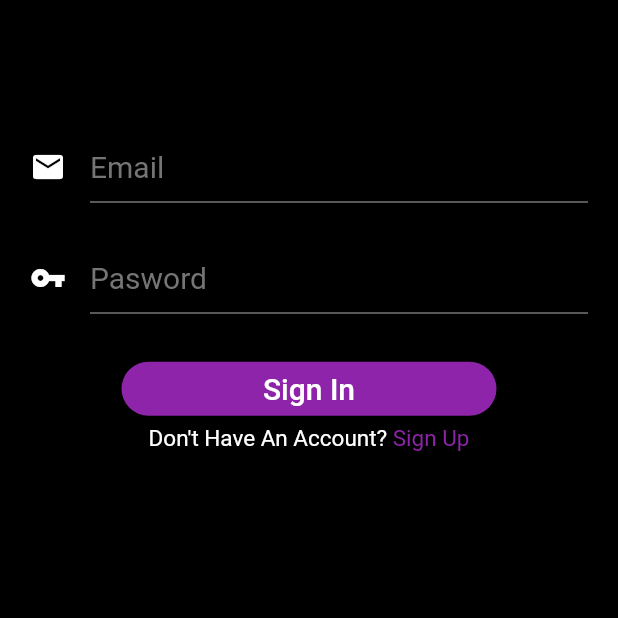
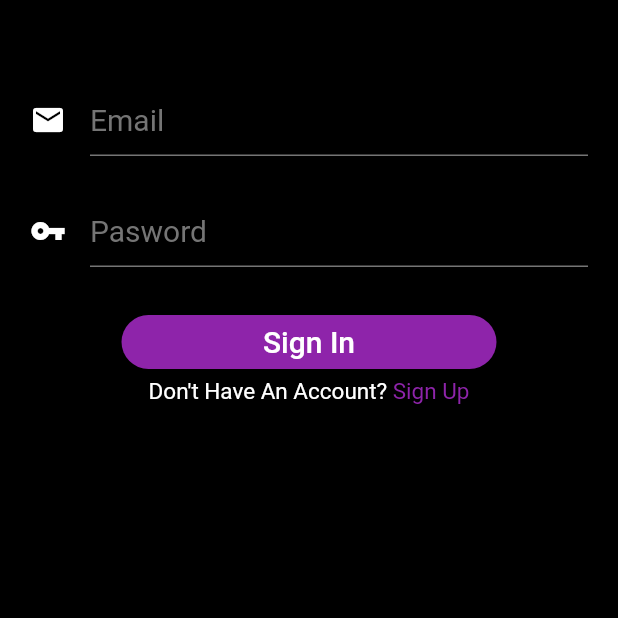
Before and after one commit to Fergus-Lai/flutter-daily, a Flutter app: the screen it shows after launch, on a phone screen of 412 x 824 dp, the top half of it. Run offline on Flutter 3.47's test engine with Material 2 defaults, Android fonts, the light colour scheme and no system bars; our stand-ins replace cloud_firestore, firebase_auth, firebase_core, flutter_slidable; accounts and stored records are empty.

Commit message:
Optimize Code

```diff
--- a/lib/account/account.dart
+++ b/lib/account/account.dart
@@ -17,6 +17,9 @@ class Account extends StatelessWidget {
   @override
   Widget build(BuildContext context) {
     return Scaffold(
+      appBar: AppBar(
+        backgroundColor: backgroundColor,
+      ),
       backgroundColor: backgroundColor,
       body: Column(
         crossAxisAlignment: CrossAxisAlignment.center,
--- a/lib/alarm/alarm_change.dart
+++ b/lib/alarm/alarm_change.dart
@@ -219,13 +219,14 @@ class _AlarmChangeState extends State<AlarmChange> {
   // Build The Page
   Widget build(BuildContext context) {
     return Scaffold(
+        appBar: AppBar(
+          backgroundColor: backgroundColor,
+        ),
         // Avoid Resize The Screen With Keyboard
         resizeToAvoidBottomInset: false,
         backgroundColor: backgroundColor,
         body: Column(
           children: [
-            // Place Holder
-            Flexible(flex: 2, child: Container()),
             // Time Picker
             Flexible(
                 flex: 4,
--- a/lib/alarm/alarm_home.dart
+++ b/lib/alarm/alarm_home.dart
@@ -95,6 +95,9 @@ class _AlarmHomeState extends State<AlarmHome> {
           if (alarmList.connectionState != ConnectionState.active) {
             print(alarmList.connectionState);
             return Scaffold(
+              appBar: AppBar(
+                backgroundColor: backgroundColor,
+              ),
               backgroundColor: backgroundColor,
               body: Center(
                 child: (Text(
@@ -105,6 +108,9 @@ class _AlarmHomeState extends State<AlarmHome> {
             );
           } else {
             return Scaffold(
+              appBar: AppBar(
+                backgroundColor: backgroundColor,
+              ),
               backgroundColor: backgroundColor,
               // Create ListView Of All The Item In Alarm List
               body: ListView.builder(
--- a/lib/auth/sign_in.dart
+++ b/lib/auth/sign_in.dart
@@ -59,17 +59,15 @@ class _SignUpState extends State<SignIn> {
   @override
   Widget build(BuildContext context) {
     return Scaffold(
+        appBar: AppBar(
+          backgroundColor: backgroundColor,
+        ),
         resizeToAvoidBottomInset: false,
         backgroundColor: backgroundColor,
         body: Padding(
             padding: EdgeInsets.symmetric(horizontal: 20),
             child: Column(
               children: [
-                // Place Holder
-                Flexible(
-                  flex: 1,
-                  child: Container(),
-                ),
                 // Email Text Field
                 TextField(
                     controller: emailController,
--- a/lib/home/home.dart
+++ b/lib/home/home.dart
@@ -36,10 +36,11 @@ class _HomeState extends State<Home> {
       updateTime();
     });
     return Scaffold(
+      appBar: AppBar(
+        backgroundColor: backgroundColor,
+      ),
       backgroundColor: backgroundColor,
       body: Column(children: <Widget>[
-        // Place Holder
-        Flexible(child: Container(), flex: 2),
         // Digital Clock Date
         Flexible(
             flex: 1,
```
Also changed, not shown: lib/auth/sign_up.dart (+3 -5 lines).
